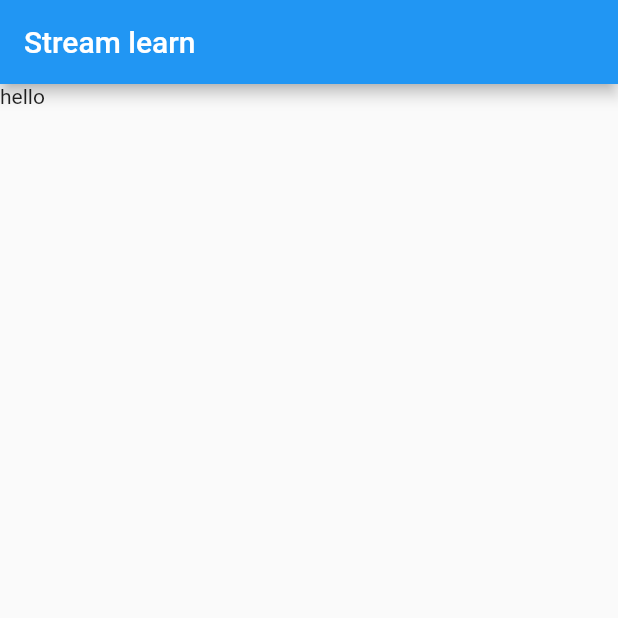
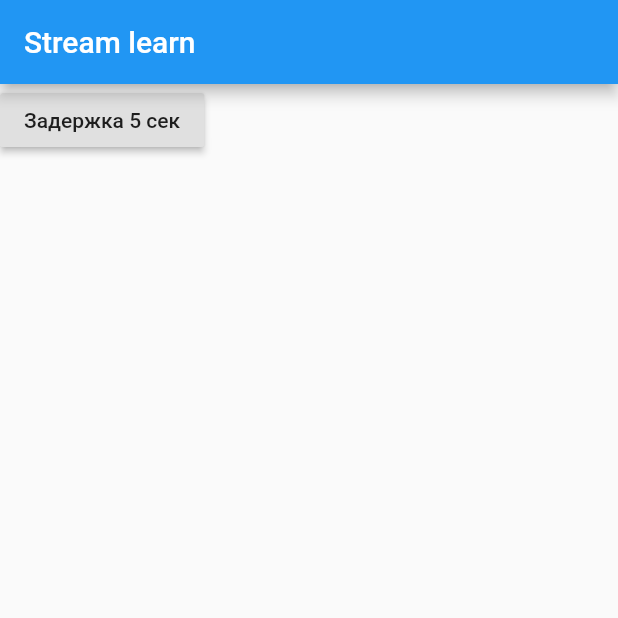
Before and after one commit to devabacus/flutter_learn_stream, a Flutter app: the screen it shows after launch, on a phone screen of 412 x 824 dp, the top half of it. Run offline on Flutter 3.47's test engine with Material 2 defaults, Android fonts, the phone set to English and light mode, and no system bars.

Commit message:
future delayed1

```diff
--- a/lib/main.dart
+++ b/lib/main.dart
@@ -26,7 +26,9 @@ class MyApp extends StatelessWidget {
       ),
       home: Scaffold(
         appBar: AppBar(title: Text("Stream learn"),),
-        body: Text("hello"),
+        body: Column(children: <Widget>[
+          RaisedButton(child: Text('Задержка 5 сек'), onPressed: test,)
+        ],)
       ),
     );
   }
```
